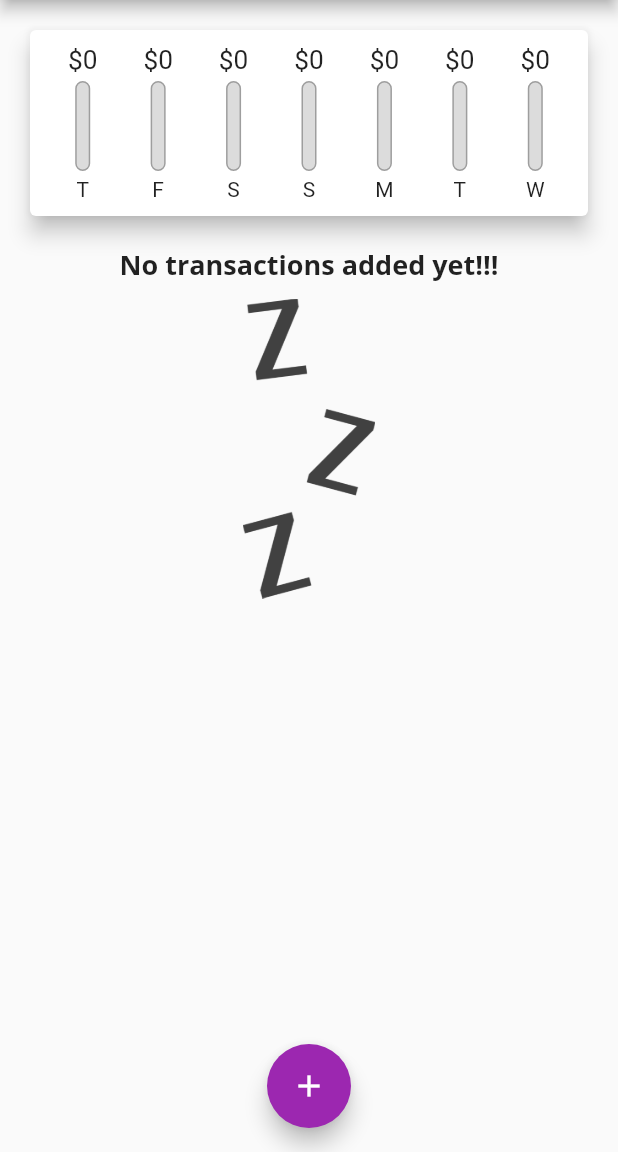
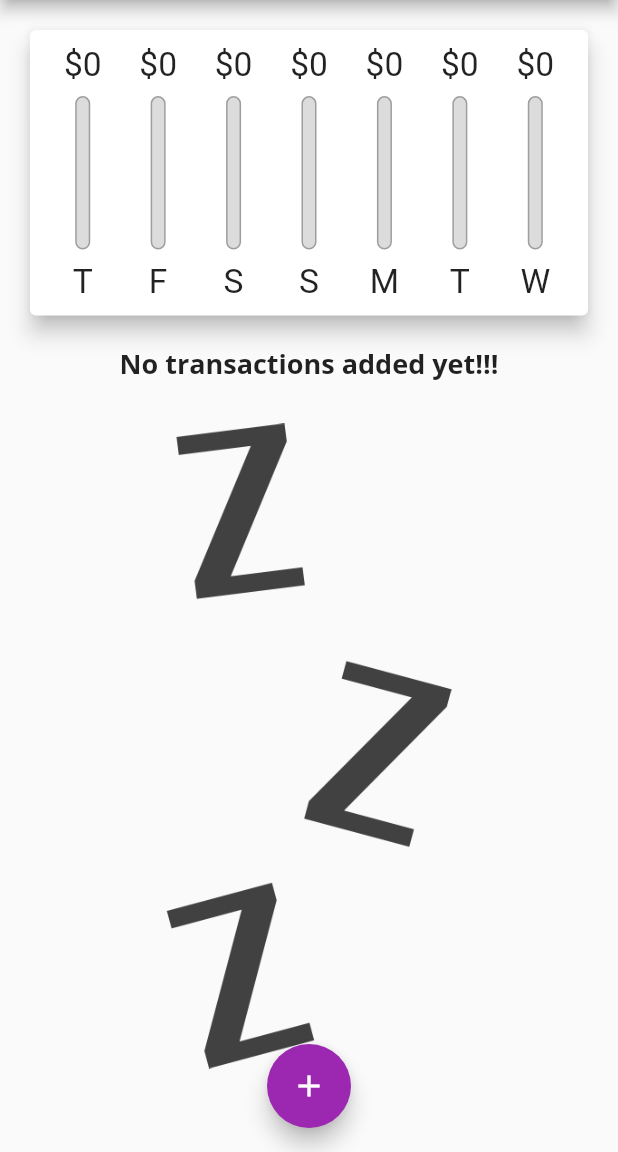
Before and after one commit to deLore051/PersonalExpencesApp, a Flutter app: the screen it shows after launch, on a phone screen of 412 x 824 dp, the part 84-1236 px from its top. Run offline on Flutter 3.47's test engine with Material 2 defaults, Android fonts, the phone set to English and light mode, and no system bars; missing offline and left inert: dart:ffi.

Commit message:
Updated chart and transaction list to dynamically calculate the space it will take on screen also fixed the scroll issue

```diff
--- a/lib/main.dart
+++ b/lib/main.dart
@@ -8,6 +8,12 @@ import './models/transaction.dart';
 import './widgets/chart.dart';
 
 void main() {
+  /* If we want to only enable portrait mode for our app we will use the following code:
+    WidgetsFlutterBinding.ensureInitialized();
+    SystemChrome.setPreferredOrientations(
+      DeviceOrientation.protraitUp,
+      DeviceOrientation.portraitDown,
+    ) */
   runApp(const MyApp());
 }
 
@@ -59,6 +65,7 @@ class MyHomePage extends StatefulWidget {
 
 class _MyHomePageState extends State<MyHomePage> {
   final List<Transaction> _userTransactions = [];
+  bool _showChart = false;
 
   List<Transaction> get _recentTransactions {
     /* .where() method is used to run a function on every item in a list and if that function
@@ -111,8 +118,8 @@ class _MyHomePageState extends State<MyHomePage> {
 
   @override
   Widget build(BuildContext context) {
-    return Scaffold(
-      appBar: AppBar(
+    final bool isLandscape = MediaQuery.of(context).orientation == Orientation.landscape;
+    final appBar = AppBar(
       title: Text("Personal Expences"),
       actions: <Widget>[
         IconButton(
@@ -120,7 +127,15 @@ class _MyHomePageState extends State<MyHomePage> {
           onPressed: () => _showAddNewTransaction(context),
         )
       ],
-      ),
+    );
+    final transactionListWidget = Container(
+      height: (MediaQuery.of(context).size.height -
+                appBar.preferredSize.height -
+                MediaQuery.of(context).padding.top) * 0.7,
+      child: TransactionList(_userTransactions, _deleteTransaction)
+    );
+    return Scaffold(
+      appBar: appBar,
       /* SingleChildScrollView makes our element srollable, in our
         case we had to add it on the body level so it takes the
         whole area that body takes as scrollable. It wouldnt work
@@ -139,11 +154,42 @@ class _MyHomePageState extends State<MyHomePage> {
             mainAxisAlignment: MainAxisAlignment.start,
             crossAxisAlignment: CrossAxisAlignment.start,
             children: <Widget>[
-              Chart(_recentTransactions),
-              TransactionList(
-                  _userTransactions,
-                  _deleteTransaction
+              if(isLandscape) Row(
+                mainAxisAlignment: MainAxisAlignment.center,
+                children: [
+                  Text("Show Chart"),
+                  Switch(
+                    value: _showChart,
+                    onChanged: (val) {
+                      setState(() {
+                        _showChart = val;
+                      });
+                    },
                   ),
+                ],
+              ),
+              /* To dynamically calculate the height of our elements, the chart and transaction list we need
+                to get the height of the screen for the device with MediaQuery.of(context).size.height, after
+                that we need to subract the height of the appBar (which we get with appBar.preferedSize.height)
+                and the height of the status bar on top of the screen which is set automatically so our app
+                doesnt cover the status bar (we get it with MediaQuery.of(context).padding.top) the result of
+                that we multiply with a value from 0 to 1 ( 1 representing the full height of the screen) to
+                get the desired height we want to allocate to the widgets shown on screen. */
+              if(!isLandscape) Container(
+                    height: (MediaQuery.of(context).size.height -
+                            appBar.preferredSize.height -
+                            MediaQuery.of(context).padding.top) * 0.3,
+                    child: Chart(_recentTransactions)
+                  ),
+              if(!isLandscape) transactionListWidget,
+              if(isLandscape) _showChart
+                ? Container(
+                    height: (MediaQuery.of(context).size.height -
+                            appBar.preferredSize.height -
+                            MediaQuery.of(context).padding.top) * 0.6,
+                    child: Chart(_recentTransactions)
+                  )
+                : transactionListWidget
           ],
         ),
       ),
--- a/lib/widgets/chart_bar.dart
+++ b/lib/widgets/chart_bar.dart
@@ -9,18 +9,20 @@ class ChartBar extends StatelessWidget {
 
   @override
   Widget build(BuildContext context) {
+    return LayoutBuilder(
+      builder: (context, constraints) {
         return Column(
           children: <Widget>[
             Container(
-          height: 20,
+              height: constraints.maxHeight * 0.15,
               child: FittedBox(
                   child: Text("\$${spendingAmount.toStringAsFixed(0)}")),
             ),
             SizedBox(
-          height: 4,
+              height: constraints.maxHeight * 0.05,
             ),
             Container(
-          height: 60,
+              height: constraints.maxHeight * 0.6,
               width: 10,
               /* Stack is a widget that allows us to place the elements on top of eachother, the first
             element we add in our case that's the Container is the bottom most element in the stack. */
@@ -38,7 +40,9 @@ class ChartBar extends StatelessWidget {
                   ),
                   // Creates a box that can be a fraction of another value.
                   FractionallySizedBox(
-                heightFactor: spendingPercentageOfTotal.isNaN ? 0.0 : spendingPercentageOfTotal,
+                    heightFactor: spendingPercentageOfTotal.isNaN
+                        ? 0.0
+                        : spendingPercentageOfTotal,
                     child: Container(
                       decoration: BoxDecoration(
                         color: Theme.of(context).primaryColor,
@@ -50,12 +54,17 @@ class ChartBar extends StatelessWidget {
               ),
             ),
             SizedBox(
-          height: 4,
+              height: constraints.maxHeight * 0.05,
             ),
-        Text(
-          label
+            Container(
+              height: constraints.maxHeight * 0.15,
+              child: FittedBox(
+                child: Text(label)
+              )
             ),
           ],
         );
+      },
+    );
   }
 }
--- a/lib/widgets/tansaction_list.dart
+++ b/lib/widgets/tansaction_list.dart
@@ -11,9 +11,6 @@ class TransactionList extends StatelessWidget {
 
   @override
   Widget build(BuildContext context) {
-    return Container(
-            width: double.infinity,
-            height: 450,
     /* There are two types of ListView(children: []), one where we pass the
       lists children as an argument, and a ListView.builder(). The main difference
       between the two is that ListView(children: []) renders all the children of
@@ -21,48 +18,51 @@ class TransactionList extends StatelessWidget {
       renders only the children we can see on the screen and maybe a few more for
       buffering purposes which is of great help when we are working with large
       lists or lists for which we dont know the number of elements. */
-            child: transactions.isEmpty ? Column(
+    return transactions.isEmpty
+        ? LayoutBuilder(
+          builder: (context, constraints) {
+            return Column(
                 children: [
                   Text(
                     "No transactions added yet!!!",
                     style: Theme.of(context).textTheme.titleMedium,
                   ),
                   SizedBox(
-                  height: 10,
+                    height: constraints.maxHeight * 0.05,
                     width: double.infinity,
                   ),
                   Container(
-                  height: 200,
+                    height: constraints.maxHeight * 0.8,
                     child: Image.asset(
                       "assets/images/waiting.png",
                     ),
                   ),
                 ],
-            ) : ListView.builder(
+              );
+          }
+        )
+        : ListView.builder(
             shrinkWrap: true,
             itemBuilder: (buildContext, index) {
               return Card(
                 color: Colors.grey.shade50,
                 elevation: 5,
-                  margin: EdgeInsets.symmetric(
-                    vertical: 8,
-                    horizontal: 5
-                  ),
+                margin: EdgeInsets.symmetric(vertical: 8, horizontal: 5),
                 child: ListTile(
                   leading: CircleAvatar(
                     radius: 30,
                     child: Padding(
                       padding: EdgeInsets.all(5),
                       child: FittedBox(
-                          child: Text("\$${transactions[index].amount}")
-                        ),
+                          child: Text("\$${transactions[index].amount}")),
                     ),
                   ),
                   title: Text(
                     transactions[index].title,
                     style: Theme.of(context).textTheme.titleMedium,
                   ),
-                    subtitle: Text(DateFormat("dd/MM/yyyy").format(transactions[index].date)),
+                  subtitle: Text(DateFormat("dd/MM/yyyy")
+                      .format(transactions[index].date)),
                   trailing: IconButton(
                     onPressed: () {
                       return deleteTransaction(transactions[index].id);
@@ -74,7 +74,6 @@ class TransactionList extends StatelessWidget {
               );
             },
             itemCount: transactions.length,
-            ),
           );
   }
 }
```
Also changed, not shown: lib/widgets/chart.dart (+3 -4 lines). Lines whose indentation alone changed are shown as unchanged.
